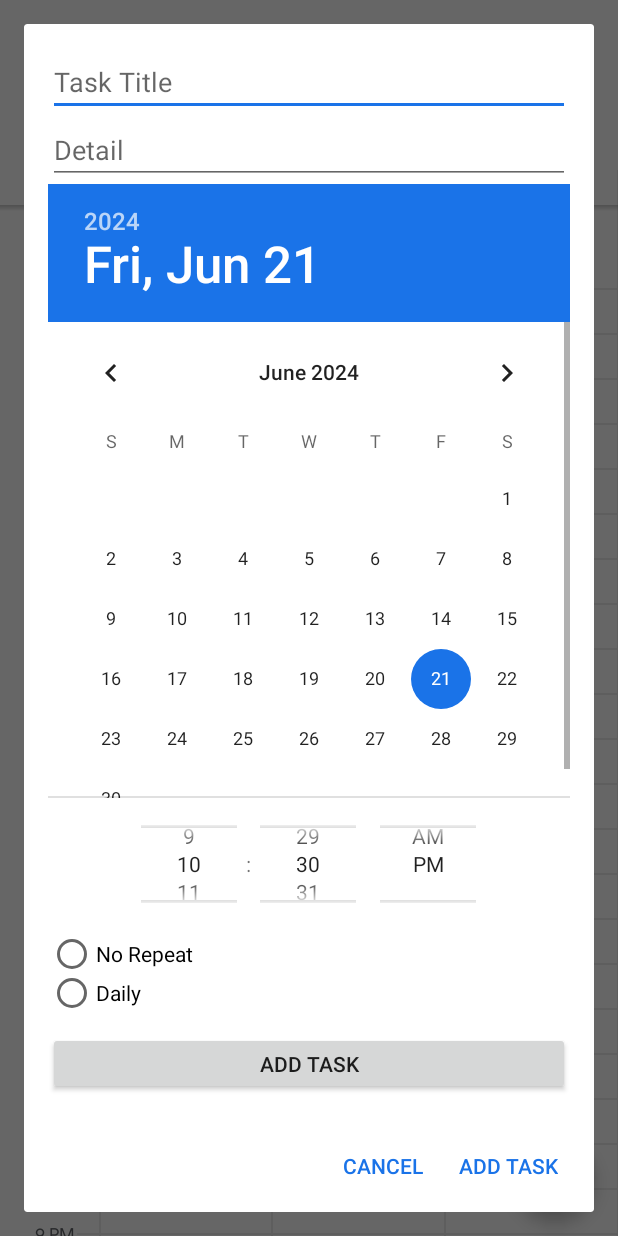
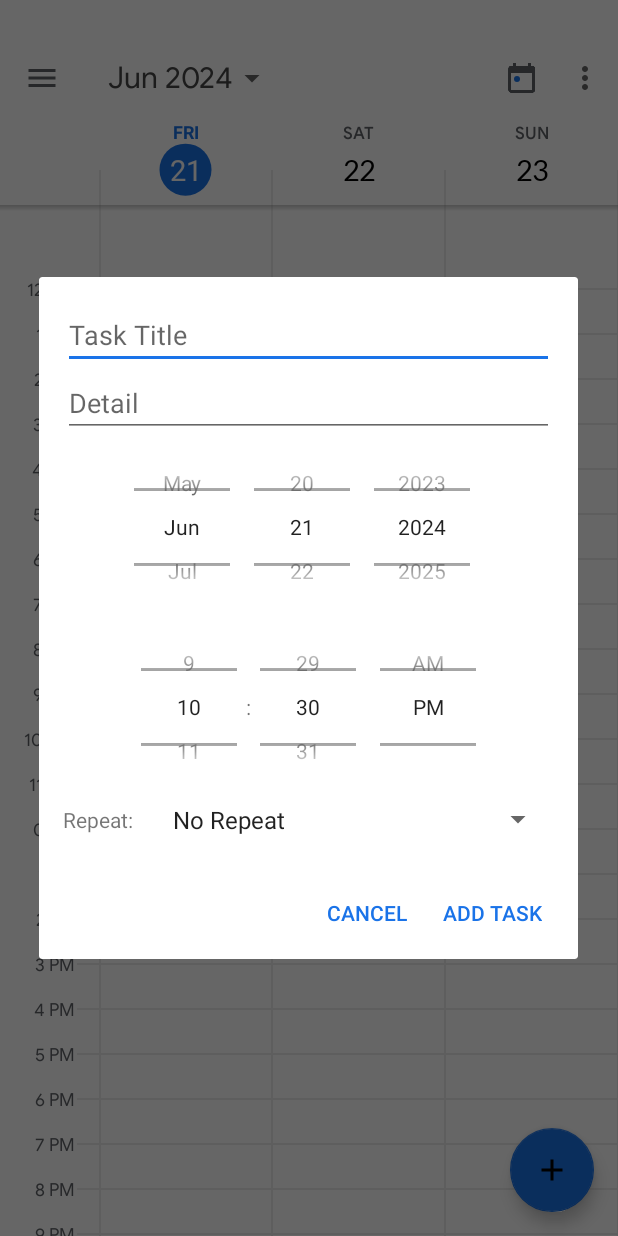
Before and after one commit to binhdtqxk/LTMobile, an Android app: the screen it shows after launch (MainActivity), after a tap on "Add Task", on a phone screen of 412 x 824 dp. Run offline under Robolectric (Android 15) with nearby library versions, the phone set to English and light mode, and no system bars; our stand-ins replace EventBus; libraries missing offline, so code that uses them is left out: com.gjiazhe.scrollparallaximageview; 2 statements that could not run were skipped.

Commit message:
change add task layout

```diff
--- a/app/src/main/java/com/example/GoogleCalendar/MainActivity.java
+++ b/app/src/main/java/com/example/GoogleCalendar/MainActivity.java
@@ -39,11 +39,14 @@ import android.view.ViewGroup;
 import android.view.Window;
 import android.view.WindowManager;
 import android.widget.AbsListView;
+import android.widget.AdapterView;
+import android.widget.ArrayAdapter;
 import android.widget.DatePicker;
 import android.widget.EditText;
 import android.widget.ImageButton;
 import android.widget.ImageView;
 import android.widget.RadioGroup;
+import android.widget.Spinner;
 import android.widget.TextView;
 import android.widget.TimePicker;
 import android.widget.Toast;
@@ -398,6 +401,8 @@ public class MainActivity extends AppCompatActivity
                 showAddTaskDialog();
             }
         });
+
+
         // Load tasks from database and display them on calendar
         loadTasksFromDatabase();
         navigationView.setNavigationItemSelectedListener(new NavigationView.OnNavigationItemSelectedListener() {
@@ -972,7 +977,7 @@ public class MainActivity extends AppCompatActivity
                         EditText taskDetail = dialogView.findViewById(R.id.editTextTaskDetail);
                         DatePicker datePicker = dialogView.findViewById(R.id.datePicker);
                         TimePicker timePicker = dialogView.findViewById(R.id.timePicker);
-                        RadioGroup radioGroup = dialogView.findViewById(R.id.radioGroupRepeatOptions);
+                        Spinner spinnerRepeat = dialogView.findViewById(R.id.repeatSpinner);
 
                         String title = taskTitle.getText().toString();
                         String detail = taskDetail.getText().toString();
@@ -981,7 +986,7 @@ public class MainActivity extends AppCompatActivity
                         int year = datePicker.getYear();
                         int hour = timePicker.getCurrentHour();
                         int minute = timePicker.getCurrentMinute();
-                        int repeatOption = radioGroup.getCheckedRadioButtonId();
+                        int repeatOption = spinnerRepeat.getSelectedItemPosition();
 
                         insertTaskToDatabase(title, detail, day, month, year, hour, minute, repeatOption);
                     }
--- a/app/src/main/res/layout/activity_add_task.xml
+++ b/app/src/main/res/layout/activity_add_task.xml
@@ -1,5 +1,6 @@
 <?xml version="1.0" encoding="utf-8"?>
 <LinearLayout xmlns:android="http://schemas.android.com/apk/res/android"
+    xmlns:tools="http://schemas.android.com/tools"
     android:layout_width="match_parent"
     android:layout_height="wrap_content"
     android:orientation="vertical"
@@ -21,59 +22,39 @@
 
     <DatePicker
         android:id="@+id/datePicker"
-        android:layout_width="389dp"
-        android:layout_height="409dp"
+        android:layout_width="match_parent"
+        android:layout_height="120dp"
         android:calendarViewShown="false"
-        android:spinnersShown="true" />
+        android:spinnersShown="true"
+        android:datePickerMode="spinner"
+        />
 
     <TimePicker
         android:id="@+id/timePicker"
         android:layout_width="match_parent"
-        android:layout_height="88dp"
+        android:layout_height="120dp"
         android:timePickerMode="spinner" />
 
-    <RadioGroup
-        android:id="@+id/radioGroupRepeatOptions"
+    <LinearLayout
         android:layout_width="match_parent"
-        android:layout_height="52dp"
-        android:orientation="vertical">
+        android:layout_height="match_parent"
+        android:orientation="horizontal">
 
-        <RadioButton
-            android:id="@+id/radioNoRepeat"
-            android:layout_width="wrap_content"
-            android:layout_height="wrap_content"
-            android:text="No Repeat" />
-
-        <RadioButton
-            android:id="@+id/radioDaily"
-            android:layout_width="wrap_content"
-            android:layout_height="wrap_content"
-            android:text="Daily" />
-
-        <RadioButton
-            android:id="@+id/radioWeekly"
-            android:layout_width="wrap_content"
-            android:layout_height="wrap_content"
-            android:text="Weekly" />
-
-        <RadioButton
-            android:id="@+id/radioMonthly"
-            android:layout_width="wrap_content"
-            android:layout_height="wrap_content"
-            android:text="Monthly" />
-
-        <RadioButton
-            android:id="@+id/radioYearly"
-            android:layout_width="wrap_content"
-            android:layout_height="wrap_content"
-            android:text="Yearly" />
-
-    </RadioGroup>
-
-    <Button
-        android:id="@+id/buttonAdd"
-        android:layout_width="match_parent"
-        android:layout_height="wrap_content"
-        android:text="Add Task"
-        android:layout_marginTop="16dp"/>
+    <TextView
+        android:layout_width="0dp"
+        android:layout_weight="2"
+        android:layout_height="match_parent"
+        android:text="Repeat: "
+        android:gravity="center_vertical"
+        />
+    <Spinner
+        android:id="@+id/repeatSpinner"
+        android:layout_width="0dp"
+        android:layout_weight="8"
+        android:layout_height="30dp"
+        android:gravity="center"
+        android:spinnerMode="dialog"
+        android:entries="@array/repeat_options"
+        />
+    </LinearLayout>
 </LinearLayout>
--- /dev/null
+++ b/app/src/main/res/values/repeats.xml
@@ -0,0 +1,12 @@
+<?xml version="1.0" encoding="utf-8"?>
+<resources>
+    <!-- Other strings -->
+
+    <string-array name="repeat_options">
+        <item>No Repeat</item>
+        <item>Daily</item>
+        <item>Weekly</item>
+        <item>Monthly</item>
+        <item>Yearly</item>
+    </string-array>
+</resources>
```
